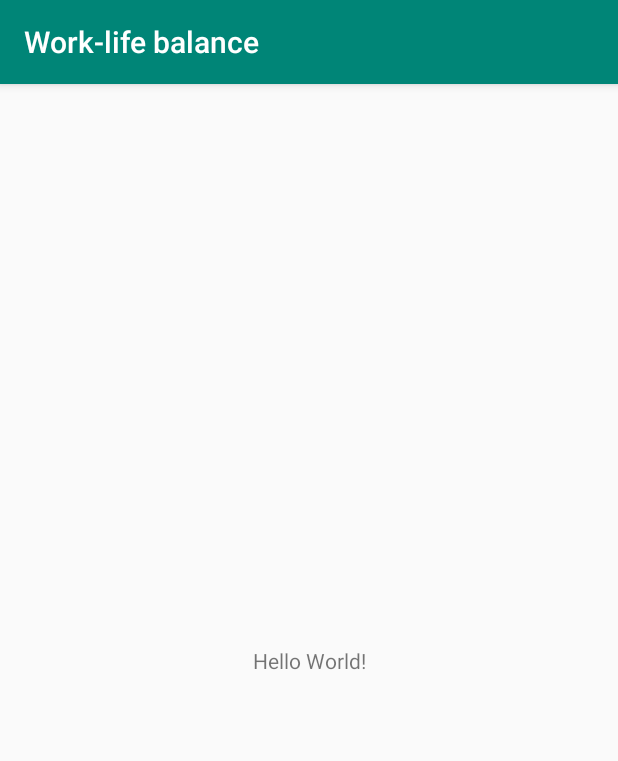
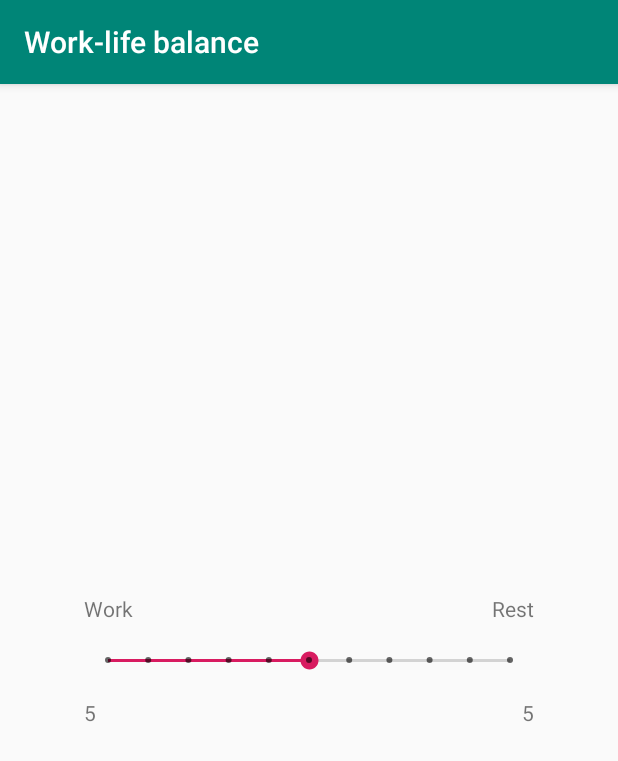
Before and after one commit to kirillkhudiakov/work-life-balance, an Android app: the screen it shows after launch (MainActivity), on a phone screen of 412 x 824 dp. Shown: the top 761 px of the screen. Run offline under Robolectric (Android 15) with nearby library versions, the phone set to English and light mode, and no system bars.

Commit message:
add seekbar and labels

```diff
--- /dev/null
+++ b/app/src/main/java/khudiakovkirill/worklifebalance/MainActivityViewModel.kt
@@ -0,0 +1 @@
+package khudiakovkirill.worklifebalance
--- a/app/src/main/res/layout/activity_main.xml
+++ b/app/src/main/res/layout/activity_main.xml
@@ -6,13 +6,52 @@
     android:layout_height="match_parent"
     tools:context=".MainActivity">
 
+    <SeekBar
+        android:id="@+id/work_text"
+        style="@style/Widget.AppCompat.SeekBar.Discrete"
+        android:layout_width="300dp"
+        android:layout_height="wrap_content"
+        android:max="10"
+        android:progress="5"
+        app:layout_constraintBottom_toBottomOf="parent"
+        app:layout_constraintEnd_toEndOf="parent"
+        app:layout_constraintStart_toStartOf="parent"
+        app:layout_constraintTop_toTopOf="parent" />
+
     <TextView
+        android:id="@+id/work_label-text"
         android:layout_width="wrap_content"
         android:layout_height="wrap_content"
-        android:text="Hello World!"
-        app:layout_constraintBottom_toBottomOf="parent"
-        app:layout_constraintLeft_toLeftOf="parent"
-        app:layout_constraintRight_toRightOf="parent"
-        app:layout_constraintTop_toTopOf="parent" />
+        android:layout_marginBottom="@dimen/spacing_normal"
+        android:text="@string/work"
+        app:layout_constraintBottom_toTopOf="@+id/work_text"
+        app:layout_constraintStart_toStartOf="@+id/work_text" />
+
+    <TextView
+        android:id="@+id/rest_label_text"
+        android:layout_width="wrap_content"
+        android:layout_height="wrap_content"
+        android:layout_marginBottom="@dimen/spacing_normal"
+        android:text="@string/rest"
+        app:layout_constraintBottom_toTopOf="@+id/work_text"
+        app:layout_constraintEnd_toEndOf="@+id/work_text" />
+
+    <TextView
+        android:id="@+id/work_value_text"
+        android:layout_width="wrap_content"
+        android:layout_height="wrap_content"
+        android:layout_marginTop="@dimen/spacing_normal"
+        android:text="@string/five"
+        app:layout_constraintStart_toStartOf="@+id/work_text"
+        app:layout_constraintTop_toBottomOf="@+id/work_text" />
+
+    <TextView
+        android:id="@+id/rest_value_text"
+        android:layout_width="wrap_content"
+        android:layout_height="wrap_content"
+        android:layout_marginTop="@dimen/spacing_normal"
+        android:text="@string/five"
+        app:layout_constraintEnd_toEndOf="@+id/work_text"
+        app:layout_constraintTop_toBottomOf="@+id/work_text" />
 
 </androidx.constraintlayout.widget.ConstraintLayout>
--- /dev/null
+++ b/app/src/main/res/values/dimens.xml
@@ -0,0 +1,4 @@
+<?xml version="1.0" encoding="utf-8"?>
+<resources>
+    <dimen name="spacing_normal">16dp</dimen>
+</resources>
--- a/app/src/main/res/values/strings.xml
+++ b/app/src/main/res/values/strings.xml
@@ -1,3 +1,6 @@
 <resources>
     <string name="app_name">Work-life balance</string>
+    <string name="work">Work</string>
+    <string name="rest">Rest</string>
+    <string name="five">5</string>
 </resources>
```
